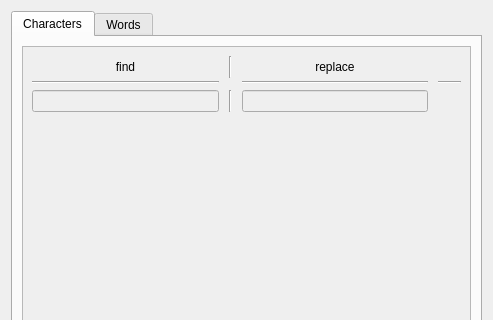
First picture: the form in src/keyedit.ui, repository TAR-ALEX/textfilter, before the edit; both pictures show x 0 to 493 and y 0 to 320 of the 493 by 529 pixel window.
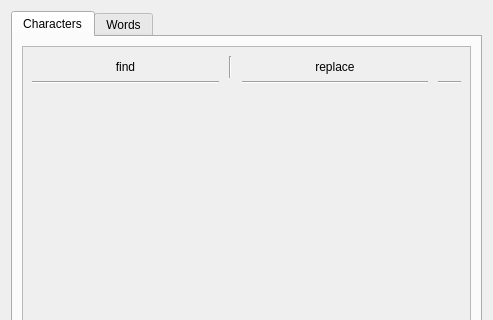
Second picture: the form after the edit. The open tabs and pages were chosen to show the change. Icons and pictures are not drawn.

```diff
--- a/src/keyedit.ui
+++ b/src/keyedit.ui
@@ -189,8 +189,8 @@
            <rect>
             <x>0</x>
             <y>0</y>
-            <width>451</width>
-            <height>399</height>
+            <width>415</width>
+            <height>302</height>
            </rect>
           </property>
           <layout class="QGridLayout" name="gridLayout_2">
@@ -216,25 +216,17 @@
                <number>0</number>
               </property>
               <item>
-               <widget class="QLineEdit" name="input_char">
-                <property name="enabled">
-                 <bool>false</bool>
-                </property>
-               </widget>
-              </item>
-              <item>
-               <widget class="Line" name="line_3">
+               <spacer name="horizontalSpacer_2">
                 <property name="orientation">
-                 <enum>Qt::Vertical</enum>
+                 <enum>Qt::Horizontal</enum>
                 </property>
-               </widget>
-              </item>
-              <item>
-               <widget class="QLineEdit" name="output_char">
-                <property name="enabled">
-                 <bool>false</bool>
+                <property name="sizeHint" stdset="0">
+                 <size>
+                  <width>10000</width>
+                  <height>20</height>
+                 </size>
                 </property>
-               </widget>
+               </spacer>
               </item>
               <item>
                <widget class="QPushButton" name="addSlot_char">
```
Left out of the diff: 30 changed lines with no effect on the pictures.
